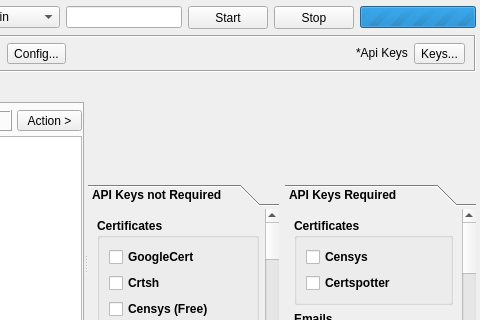
Above: sub3suite/src/engines/osint/Osint.ui from 3nock/OTE before the change; both pictures show x 236 to 716 and y 0 to 320 of the 716 by 448 pixel window. Below: the same form after it.
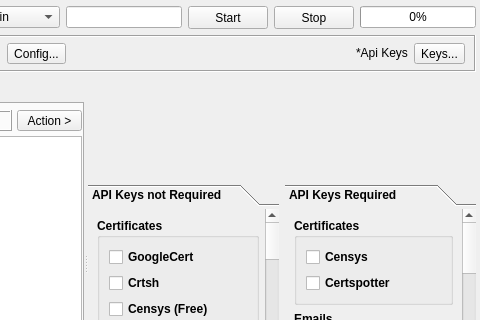
That is the form after the change. Custom widgets are drawn as their Qt base class.

Commit message: refactoring osint modules

The edit to the form file:
```diff
--- a/sub3suite/src/engines/osint/Osint.ui
+++ b/sub3suite/src/engines/osint/Osint.ui
@@ -274,11 +274,17 @@
         <string notr="true"/>
        </property>
        <property name="maximum">
-        <number>0</number>
+        <number>100</number>
        </property>
        <property name="value">
         <number>0</number>
        </property>
+       <property name="textVisible">
+        <bool>true</bool>
+       </property>
+       <property name="invertedAppearance">
+        <bool>false</bool>
+       </property>
       </widget>
      </item>
     </layout>
```
Left out of the diff: 18 changed lines with no effect on the pictures. The commit also changes 202 other files.
